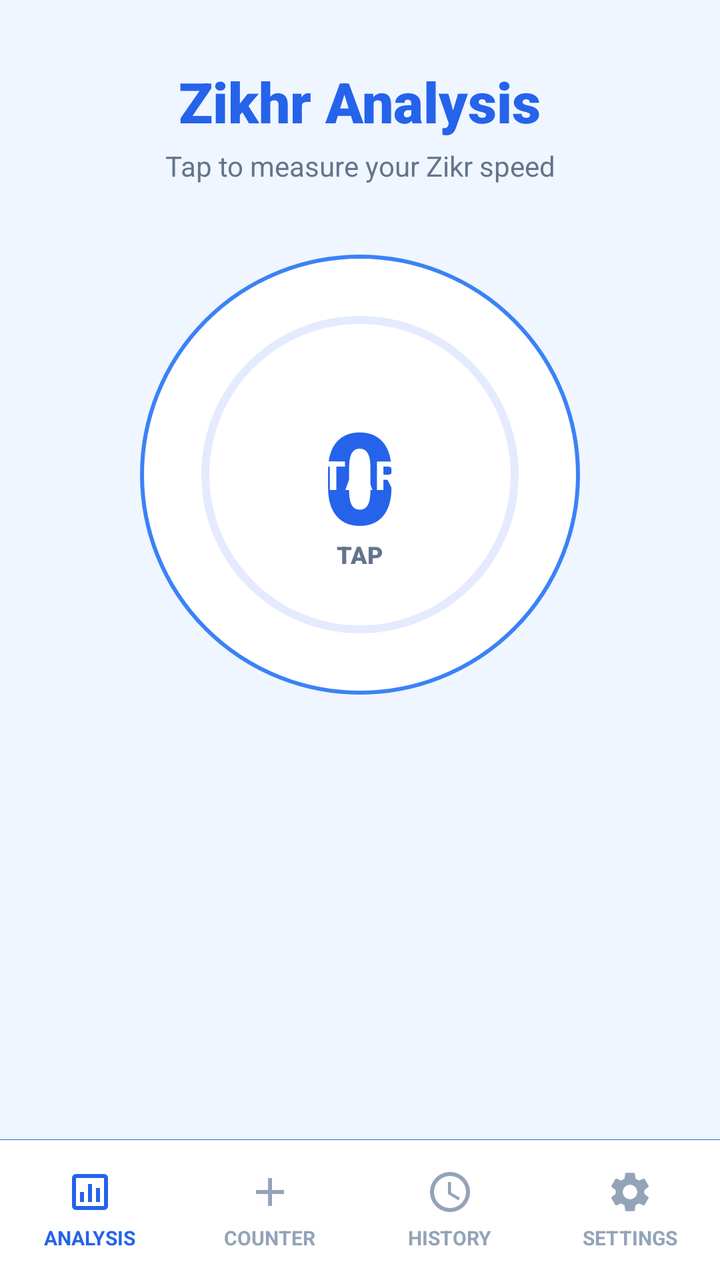
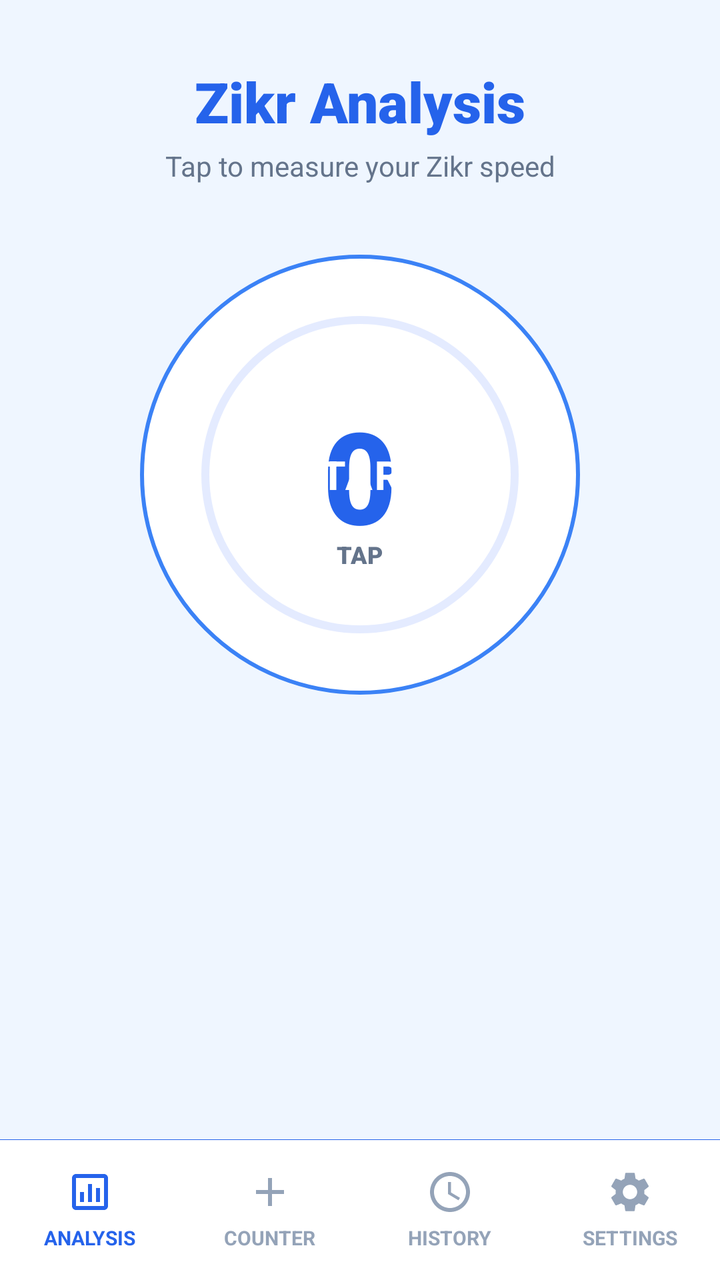

Before-and-after screenshots of an Android layout around one commit, followed by the original layout XML and the change that was made.
<!-- AndroidManifest.xml: application theme Theme.SmartTasbeeh -->
<!-- res/layout/activity_analysis.xml -->
<?xml version="1.0" encoding="utf-8"?>
<androidx.constraintlayout.widget.ConstraintLayout xmlns:android="http://schemas.android.com/apk/res/android"
    xmlns:app="http://schemas.android.com/apk/res-auto"
    xmlns:tools="http://schemas.android.com/tools"
    android:layout_width="match_parent"
    android:layout_height="match_parent"
    android:background="@color/app_background"
    tools:context=".AnalysisActivity">

    
    <ScrollView
        android:layout_width="match_parent"
        android:layout_height="0dp"
        android:fillViewport="true"
        app:layout_constraintTop_toTopOf="parent"
        app:layout_constraintBottom_toTopOf="@id/bottomNavDivider">

        <androidx.constraintlayout.widget.ConstraintLayout
            android:layout_width="match_parent"
            android:layout_height="wrap_content"
            android:paddingBottom="24dp">

            
            <TextView
                android:id="@+id/tvTitle"
                android:layout_width="wrap_content"
                android:layout_height="wrap_content"
                android:text="Zikhr Analysis"
                android:textColor="@color/tasbeeh_blue_primary"
                android:textSize="28sp"
                android:fontFamily="sans-serif-black"
                android:layout_marginTop="32dp"
                app:layout_constraintTop_toTopOf="parent"
                app:layout_constraintStart_toStartOf="parent"
                app:layout_constraintEnd_toEndOf="parent"/>

            <TextView
                android:id="@+id/tvSubtitle"
                android:layout_width="wrap_content"
                android:layout_height="wrap_content"
                android:text="Tap to measure your Zikr speed"
                android:textColor="@color/text_secondary"
                android:textSize="14sp"
                android:layout_marginTop="4dp"
                app:layout_constraintTop_toBottomOf="@id/tvTitle"
                app:layout_constraintStart_toStartOf="parent"
                app:layout_constraintEnd_toEndOf="parent"/>

            
            <FrameLayout
                android:id="@+id/btnTap"
                android:layout_width="230dp"
                android:layout_height="230dp"
                android:layout_marginTop="30dp"
                app:layout_constraintTop_toBottomOf="@id/tvSubtitle"
                app:layout_constraintStart_toStartOf="parent"
                app:layout_constraintEnd_toEndOf="parent">

                
                <View
                    android:layout_width="match_parent"
                    android:layout_height="match_parent"
                    android:layout_margin="5dp"
                    android:background="@drawable/bg_circle_button" />

                
                <ProgressBar
                    android:id="@+id/progressBar"
                    android:layout_width="match_parent"
                    android:layout_height="match_parent"
                    android:indeterminate="false"
                    android:progressDrawable="@drawable/circular_progress"
                    android:background="@null"
                    style="?android:attr/progressBarStyleHorizontal"
                    android:max="100"
                    android:progress="0"
                    android:padding="2dp"/>

                
                <TextView
                    android:id="@+id/tvCount"
                    android:layout_width="wrap_content"
                    android:layout_height="wrap_content"
                    android:layout_gravity="center"
                    android:text="0"
                    android:textSize="64sp"
                    android:fontFamily="sans-serif-black"
                    android:textStyle="bold"
                    android:textColor="@color/tasbeeh_blue_primary"/>

                <TextView
                    android:id="@+id/tvTapHint"
                    android:layout_width="wrap_content"
                    android:layout_height="wrap_content"
                    android:layout_gravity="center"
                    android:text="TAP"
                    android:textSize="12sp"
                    android:fontFamily="sans-serif-black"
                    android:textColor="@color/text_secondary"
                    android:translationY="40dp"/>

                
                <TextView
                    android:id="@+id/tvPausedOverlay"
                    android:layout_width="wrap_content"
                    android:layout_height="wrap_content"
                    android:layout_gravity="center"
                    android:text="PAUSED"
                    android:textSize="25sp"
                    android:fontFamily="sans-serif-black"
                    android:textColor="@color/delete_text"
                    android:visibility="gone"/>

                
                <View
                    android:id="@+id/tapActionView"
                    android:layout_width="match_parent"
                    android:layout_height="match_parent"
                    android:layout_margin="12dp"
                    android:background="?attr/selectableItemBackgroundBorderless"
                    android:clickable="true"
                    android:focusable="true"/>

                
                <Button
                    android:id="@+id/btnStartOverlay"
                    android:layout_width="wrap_content"
                    android:layout_height="wrap_content"
                    android:text="START"
                    android:textSize="20sp"
                    android:layout_gravity="center"
                    android:visibility="visible"
                    android:elevation="10dp"
                    android:textAllCaps="true"
                    android:textColor="@color/white"
                    android:textStyle="bold"
                    android:letterSpacing="0.05"
                    android:backgroundTint="@color/tasbeeh_blue_primary"
                    app:cornerRadius="10dp"
                    style="@style/Widget.MaterialComponents.Button.UnelevatedButton"/>

            </FrameLayout>

            
            <LinearLayout
                android:id="@+id/controlsRow"
                android:layout_width="wrap_content"
                android:layout_height="wrap_content"
                android:orientation="horizontal"
                android:gravity="center"
                android:layout_marginTop="30dp"
                app:layout_constraintTop_toBottomOf="@id/btnTap"
                app:layout_constraintStart_toStartOf="parent"
                app:layout_constraintEnd_toEndOf="parent">

                <com.google.android.material.floatingactionbutton.FloatingActionButton
                    android:id="@+id/fabPause"
                    android:layout_width="wrap_content"
                    android:layout_height="wrap_content"
                    android:src="@drawable/ic_pause"
                    app:backgroundTint="@color/tasbeeh_blue_primary"
                    app:tint="@android:color/white"
                    app:fabSize="normal"
                    app:cardCornerRadius="10dp"
                    app:cardElevation="5dp"
                    android:visibility="invisible"/>

            </LinearLayout>

            
            <Button
                android:id="@+id/btnResetAnalysis"
                android:layout_width="0dp"
                android:layout_height="50dp"
                android:text="Reset"
                android:textAllCaps="true"
                android:textColor="@color/white"
                android:textStyle="bold"
                android:letterSpacing="0.05"
                android:visibility="gone"
                android:backgroundTint="@color/tasbeeh_blue_primary"
                app:cornerRadius="5dp"
                android:layout_marginTop="20dp"
                style="@style/Widget.MaterialComponents.Button.UnelevatedButton"
                app:layout_constraintTop_toBottomOf="@+id/controlsRow"
                app:layout_constraintEnd_toStartOf="@+id/controlsRow"/>

            <Button
                android:id="@+id/btnShowReport"
                android:layout_width="0dp"
                android:layout_height="50dp"
                android:text="Report"
                android:textAllCaps="true"
                android:textColor="@color/white"
                android:textStyle="bold"
                android:letterSpacing="0.05"
                android:visibility="gone"
                android:backgroundTint="@color/tasbeeh_blue_primary"
                app:cornerRadius="5dp"
                android:layout_marginTop="20dp"
                style="@style/Widget.MaterialComponents.Button.UnelevatedButton"
                app:layout_constraintTop_toBottomOf="@+id/controlsRow"
                app:layout_constraintStart_toEndOf="@+id/controlsRow"/>

            
            <LinearLayout
                android:id="@+id/reportContainer"
                android:layout_width="match_parent"
                android:layout_height="wrap_content"
                android:orientation="vertical"
                android:visibility="gone"
                android:layout_marginTop="24dp"
                android:animateLayoutChanges="true"
                app:layout_constraintTop_toBottomOf="@id/btnShowReport"
                app:layout_constraintStart_toStartOf="parent"
                app:layout_constraintEnd_toEndOf="parent">

                
                <androidx.recyclerview.widget.RecyclerView
                    android:id="@+id/rvAnalysisCards"
                    android:layout_width="match_parent"
                    android:layout_height="320dp"
                    android:clipToPadding="false"
                    android:paddingStart="24dp"
                    android:paddingEnd="24dp"/>

                
                <LinearLayout
                    android:id="@+id/layoutDots"
                    android:layout_width="wrap_content"
                    android:layout_height="wrap_content"
                    android:orientation="horizontal"
                    android:layout_gravity="center_horizontal"
                    android:layout_marginTop="16dp"
                    android:layout_marginBottom="24dp"/>

            </LinearLayout>

        </androidx.constraintlayout.widget.ConstraintLayout>
    </ScrollView>


    
    <View
        android:id="@+id/bottomNavDivider"
        android:layout_width="match_parent"
        android:layout_height="0.1dp"
        android:background="@color/count_text_color"
        app:layout_constraintBottom_toTopOf="@id/bottomNav"/>

    <LinearLayout
        android:id="@+id/bottomNav"
        android:layout_width="match_parent"
        android:layout_height="70dp"
        android:background="@color/nav_bg"
        android:orientation="horizontal"
        android:weightSum="4"
        android:baselineAligned="false"
        app:layout_constraintBottom_toBottomOf="parent">

        
        <LinearLayout
            android:layout_width="0dp"
            android:layout_height="match_parent"
            android:layout_weight="1"
            android:orientation="vertical"
            android:gravity="center">
            <ImageView
                android:layout_width="24dp"
                android:layout_height="24dp"
                android:src="@drawable/ic_analysis"
                app:tint="@color/nav_text_selected"/>
            <TextView
                android:layout_width="wrap_content"
                android:layout_height="wrap_content"
                android:text="ANALYSIS"
                android:textSize="10sp"
                android:textStyle="bold"
                android:textColor="@color/nav_text_selected"
                android:layout_marginTop="4dp"/>
        </LinearLayout>

        
        <LinearLayout
            android:id="@+id/btnNavCounter"
            android:layout_width="0dp"
            android:layout_height="match_parent"
            android:layout_weight="1"
            android:orientation="vertical"
            android:gravity="center"
            android:clickable="true"
            android:focusable="true"
            android:background="?attr/selectableItemBackground">
            <ImageView
                android:layout_width="24dp"
                android:layout_height="24dp"
                android:src="@drawable/ic_add"
                app:tint="@color/nav_text_unselected"/>
            <TextView
                android:layout_width="wrap_content"
                android:layout_height="wrap_content"
                android:text="COUNTER"
                android:textSize="10sp"
                android:textStyle="bold"
                android:textColor="@color/nav_text_unselected"
                android:layout_marginTop="4dp"/>
        </LinearLayout>

        
        <LinearLayout
            android:id="@+id/btnSavedCounts"
            android:layout_width="0dp"
            android:layout_height="match_parent"
            android:layout_weight="1"
            android:orientation="vertical"
            android:gravity="center"
            android:clickable="true"
            android:focusable="true"
            android:background="?attr/selectableItemBackground">
            <ImageView
                android:layout_width="24dp"
                android:layout_height="24dp"
                android:src="@drawable/ic_clock"
                app:tint="@color/nav_text_unselected"/>
            <TextView
                android:layout_width="wrap_content"
                android:layout_height="wrap_content"
                android:text="HISTORY"
                android:textSize="10sp"
                android:textStyle="bold"
                android:textColor="@color/nav_text_unselected"
                android:layout_marginTop="4dp"/>
        </LinearLayout>

        
        <LinearLayout
            android:id="@+id/btnNavSettings"
            android:layout_width="0dp"
            android:layout_height="match_parent"
            android:layout_weight="1"
            android:orientation="vertical"
            android:gravity="center"
            android:clickable="true"
            android:focusable="true"
            android:background="?attr/selectableItemBackground">
            <ImageView
                android:layout_width="24dp"
                android:layout_height="24dp"
                android:src="@drawable/ic_settings"
                app:tint="@color/nav_text_unselected"/>
            <TextView
                android:layout_width="wrap_content"
                android:layout_height="wrap_content"
                android:text="SETTINGS"
                android:textSize="10sp"
                android:textStyle="bold"
                android:textColor="@color/nav_text_unselected"
                android:layout_marginTop="4dp"/>
        </LinearLayout>

    </LinearLayout>

</androidx.constraintlayout.widget.ConstraintLayout>
<!-- resources referenced by this layout -->
<resources>
  <color name="app_background">@color/background_light</color>
  <color name="count_text_color">#2563EB</color>
  <color name="delete_text">#DC2626</color>
  <color name="nav_bg">#FFFFFF</color>
  <color name="nav_text_selected">#2563EB</color>
  <color name="nav_text_unselected">#94A3B8</color>
  <color name="tasbeeh_blue_primary">#2563EB</color>
  <color name="text_secondary">#64748B</color>
  <color name="white">#FFFFFFFF</color>
  <!-- drawable bg_circle_button (drawable) -->
  <?xml version="1.0" encoding="utf-8"?>
  <shape xmlns:android="http://schemas.android.com/apk/res/android"
      android:shape="oval">
      <solid android:color="@color/card_background" />
      <stroke
          android:width="2dp"
          android:color="@color/tasbeeh_blue_accent" />
  </shape>
  <!-- drawable ic_add (drawable) -->
  <vector xmlns:android="http://schemas.android.com/apk/res/android"
      android:width="24dp"
      android:height="24dp"
      android:viewportWidth="24"
      android:viewportHeight="24">
      <path
        android:fillColor="@android:color/white"
        android:pathData="M19,13h-6v6h-2v-6H5v-2h6V5h2v6h6v2z"/>
  </vector>
  <!-- drawable ic_analysis (drawable) -->
  <vector xmlns:android="http://schemas.android.com/apk/res/android"
      android:width="24dp"
      android:height="24dp"
      android:viewportWidth="24"
      android:viewportHeight="24">
    <path
        android:fillColor="#FF000000"
        android:pathData="M19,3H5C3.9,3 3,3.9 3,5v14c0,1.1 0.9,2 2,2h14c1.1,0 2,-0.9 2,-2V5C21,3.9 20.1,3 19,3zM19,19H5V5h14V19zM7,12h2v5H7V12zM11,8h2v9h-2V8zM15,10h2v7h-2V10z"/>
  </vector>
  <!-- drawable ic_clock (drawable) -->
  <vector xmlns:android="http://schemas.android.com/apk/res/android"
      android:width="24dp"
      android:height="24dp"
      android:viewportWidth="24.0"
      android:viewportHeight="24.0">
      <path
          android:fillColor="@android:color/white"
          android:pathData="M11.99,2C6.47,2 2,6.48 2,12s4.47,10 9.99,10C17.52,22 22,17.52 22,12S17.52,2 11.99,2zM12,20c-4.42,0 -8,-3.58 -8,-8s3.58,-8 8,-8 8,3.58 8,8 -3.58,8 -8,8zM12.5,7H11v6l5.25,3.15 0.75,-1.23 -4.5,-2.67z"/>
  </vector>
  <!-- drawable ic_pause (drawable) -->
  <vector xmlns:android="http://schemas.android.com/apk/res/android"
      android:width="24dp"
      android:height="24dp"
      android:viewportWidth="24"
      android:viewportHeight="24"
      android:tint="?attr/colorControlNormal">
    <path
        android:fillColor="@android:color/white"
        android:pathData="M6,19h4V5H6v14zM14,5v14h4V5h-4z"/>
  </vector>
  <style name="Theme.SmartTasbeeh" parent="Base.Theme.SmartTasbeeh" />
  <color name="background_light">#EFF6FF</color>
  <color name="card_background">#FFFFFF</color>
  <color name="tasbeeh_blue_accent">#3B82F6</color>
  <color name="tasbeeh_blue_dark2">#202962FF</color>
  <color name="tasbeeh_blue_dark">#1E3A8A</color>
  <color name="text_primary">#0F172A</color>
  <!-- unchanged entries left out for length: 3 -->
</resources>

<!-- the commit's change to res/layout/activity_analysis.xml (unified diff, before → after) -->
@@ -25,7 +25,7 @@
                 android:id="@+id/tvTitle"
                 android:layout_width="wrap_content"
                 android:layout_height="wrap_content"
-                android:text="Zikhr Analysis"
+                android:text="@string/zikr_analysis_title"
                 android:textColor="@color/tasbeeh_blue_primary"
                 android:textSize="28sp"
                 android:fontFamily="sans-serif-black"
@@ -38,7 +38,7 @@
                 android:id="@+id/tvSubtitle"
                 android:layout_width="wrap_content"
                 android:layout_height="wrap_content"
-                android:text="Tap to measure your Zikr speed"
+                android:text="@string/zikr_analysis_subtitle"
                 android:textColor="@color/text_secondary"
                 android:textSize="14sp"
                 android:layout_marginTop="4dp"
@@ -82,7 +82,7 @@
                     android:layout_width="wrap_content"
                     android:layout_height="wrap_content"
                     android:layout_gravity="center"
-                    android:text="0"
+                    android:text="@string/Count_Number"
                     android:textSize="64sp"
                     android:fontFamily="sans-serif-black"
                     android:textStyle="bold"
@@ -93,7 +93,7 @@
                     android:layout_width="wrap_content"
                     android:layout_height="wrap_content"
                     android:layout_gravity="center"
-                    android:text="TAP"
+                    android:text="@string/Tap_Button_Text"
                     android:textSize="12sp"
                     android:fontFamily="sans-serif-black"
                     android:textColor="@color/text_secondary"
@@ -105,7 +105,7 @@
                     android:layout_width="wrap_content"
                     android:layout_height="wrap_content"
                     android:layout_gravity="center"
-                    android:text="PAUSED"
+                    android:text="@string/paused_text"
                     android:textSize="25sp"
                     android:fontFamily="sans-serif-black"
                     android:textColor="@color/delete_text"
@@ -126,7 +126,7 @@
                     android:id="@+id/btnStartOverlay"
                     android:layout_width="wrap_content"
                     android:layout_height="wrap_content"
-                    android:text="START"
+                    android:text="@string/start_button_text"
                     android:textSize="20sp"
                     android:layout_gravity="center"
                     android:visibility="visible"
@@ -172,7 +172,7 @@
                 android:id="@+id/btnResetAnalysis"
                 android:layout_width="0dp"
                 android:layout_height="50dp"
-                android:text="Reset"
+                android:text="@string/reset_button_text"
                 android:textAllCaps="true"
                 android:textColor="@color/white"
                 android:textStyle="bold"
@@ -189,7 +189,7 @@
                 android:id="@+id/btnShowReport"
                 android:layout_width="0dp"
                 android:layout_height="50dp"
-                android:text="Report"
+                android:text="@string/report_button_text"
                 android:textAllCaps="true"
                 android:textColor="@color/white"
                 android:textStyle="bold"
@@ -273,7 +273,7 @@
             <TextView
                 android:layout_width="wrap_content"
                 android:layout_height="wrap_content"
-                android:text="ANALYSIS"
+                android:text="@string/nav_analysis"
                 android:textSize="10sp"
                 android:textStyle="bold"
                 android:textColor="@color/nav_text_selected"
@@ -299,7 +299,7 @@
             <TextView
                 android:layout_width="wrap_content"
                 android:layout_height="wrap_content"
-                android:text="COUNTER"
+                android:text="@string/nav_counter"
                 android:textSize="10sp"
                 android:textStyle="bold"
                 android:textColor="@color/nav_text_unselected"
@@ -325,7 +325,7 @@
             <TextView
                 android:layout_width="wrap_content"
                 android:layout_height="wrap_content"
-                android:text="HISTORY"
+                android:text="@string/nav_history"
                 android:textSize="10sp"
                 android:textStyle="bold"
                 android:textColor="@color/nav_text_unselected"
@@ -351,7 +351,7 @@
             <TextView
                 android:layout_width="wrap_content"
                 android:layout_height="wrap_content"
-                android:text="SETTINGS"
+                android:text="@string/nav_settings"
                 android:textSize="10sp"
                 android:textStyle="bold"
                 android:textColor="@color/nav_text_unselected"
<!-- resource entries referenced after the edit -->
@@ -59,6 +59,18 @@
         android:fillColor="@android:color/white"
         android:pathData="M6,19h4V5H6v14zM14,5v14h4V5h-4z"/>
   </vector>
+  <string name="Count_Number">0</string>
+  <string name="Tap_Button_Text">TAP</string>
+  <string name="nav_analysis">ANALYSIS</string>
+  <string name="nav_counter">COUNTER</string>
+  <string name="nav_history">HISTORY</string>
+  <string name="nav_settings">SETTINGS</string>
+  <string name="paused_text">PAUSED</string>
+  <string name="report_button_text">Report</string>
+  <string name="reset_button_text">Reset</string>
+  <string name="start_button_text">START</string>
+  <string name="zikr_analysis_subtitle">Tap to measure your Zikr speed</string>
+  <string name="zikr_analysis_title">Zikr Analysis</string>
   <style name="Theme.SmartTasbeeh" parent="Base.Theme.SmartTasbeeh" />
   <color name="background_light">#EFF6FF</color>
   <color name="card_background">#FFFFFF</color>
